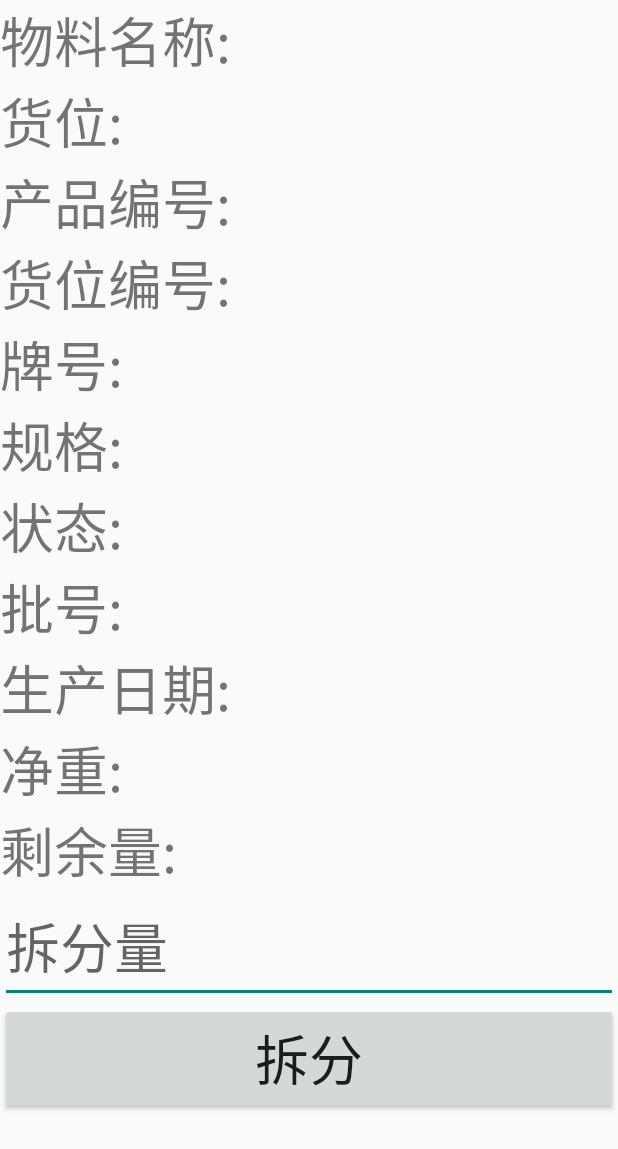
After one commit to liulixiang1988/InventoryApp, an Android app: the layout fragment_split_product.xml on its own in the app's theme, with its tools: preview values and no code run, on a phone screen of 412 x 824 dp. The commit adds this screen. Shown: the top 1149 px of the screen. Run offline under Robolectric (Android 15) with nearby library versions, the phone set to English and light mode, and no system bars.

Commit message:
完成拆包功能的开发

```diff
--- a/app/src/main/java/tgit/config/Config.java
+++ b/app/src/main/java/tgit/config/Config.java
@@ -13,6 +13,8 @@ public class Config {
     public static final String URL_LOGIN = "login";
     public static final String INV_IN = "inventory/in";
     public static final String INV_OUT = "inventory/out";
+
+    public static final String PRODUCT_SPLIT_URL = "product/split";
 
     public static final String APP_ID = "liulx.data_center";
     public static final String INV_TYPE = "inv_type";
@@ -49,4 +51,8 @@ public class Config {
     public static String getItemsURL(String itemCode){
         return "product/"+itemCode;
     }
+
+    public static String getItemURL(String itemId){
+        return "product/item/"+itemId;
+    }
 }
--- a/app/src/main/java/tgit/config/Constants.java
+++ b/app/src/main/java/tgit/config/Constants.java
@@ -5,4 +5,5 @@ package tgit.config;
  */
 public final class Constants {
     public static final String ITEM_CODE = "ITEM_CODE";
+    public static final String ITEM_ID = "ITEM_ID";
 }
--- a/app/src/main/java/tgit/inventory/app/MainActivity.java
+++ b/app/src/main/java/tgit/inventory/app/MainActivity.java
@@ -30,7 +30,7 @@ public class MainActivity extends ActionBarActivity {
         Config.initializeConfig(this);
 
         if (Config.getBaseURL(this).isEmpty()) {
-            UIHelper.ToastMessage(this, "IP地址没有配置");
+            UIHelper.toastMessage(this, "IP地址没有配置");
             Intent i = new Intent(this, IPConfigActivity.class);
             startActivity(i);
         }
--- a/app/src/main/java/tgit/inventory/ui/IPConfigActivity.java
+++ b/app/src/main/java/tgit/inventory/ui/IPConfigActivity.java
@@ -69,12 +69,12 @@ public class IPConfigActivity extends ActionBarActivity implements View.OnClickL
 
     private void btnSaveIpConfig_click(){
         if(TextUtils.isEmpty(edtIpAddress.getText())){
-            UIHelper.ToastMessage(this, "IP地址不能为空!");
+            UIHelper.toastMessage(this, "IP地址不能为空!");
         }
 
         Log.v(TAG, "保存IP为：" + getIpAddress());
         Config.setBaseURL(this, getIpAddress());
-        UIHelper.ToastMessage(this, "IP保存成功");
+        UIHelper.toastMessage(this, "IP保存成功");
         finish();
     }
 }
--- a/app/src/main/res/layout/fragment_products.xml
+++ b/app/src/main/res/layout/fragment_products.xml
@@ -14,7 +14,9 @@
         android:layout_alignParentStart="true"/>
     <TextView
         android:id="@android:id/empty"
-        android:layout_width="match_parent"
+        android:layout_width="wrap_content"
         android:layout_height="wrap_content"
-        android:text="@string/empty_product_label"/>
+        android:layout_centerInParent="true"
+        android:text="@string/empty_product_label"
+        android:textSize="36sp" />
 </RelativeLayout>
--- /dev/null
+++ b/app/src/main/res/layout/fragment_split_product.xml
@@ -0,0 +1,102 @@
+<ScrollView  xmlns:android="http://schemas.android.com/apk/res/android"
+                xmlns:tools="http://schemas.android.com/tools"
+                android:layout_width="match_parent"
+                android:layout_height="match_parent"
+                tools:context="tgit.inventory.ui.SplitProductActivity$PlaceholderFragment">
+<LinearLayout
+    android:layout_width="match_parent"
+    android:layout_height="wrap_content"
+    android:orientation="vertical">
+    <TextView
+        android:layout_width="match_parent"
+        android:layout_height="wrap_content"
+        android:text="物料名称:"
+        android:id="@+id/txtProductName"
+        android:textSize="36sp"/>
+
+    <TextView
+        android:layout_width="match_parent"
+        android:layout_height="wrap_content"
+        android:text="货位:"
+        android:id="@+id/txtInLocator"
+        android:textSize="36sp"/>
+
+    <TextView
+        android:layout_width="match_parent"
+        android:layout_height="wrap_content"
+        android:text="产品编号:"
+        android:textSize="36sp"
+        android:id="@+id/txtProductNo"/>
+
+    <TextView
+        android:layout_width="match_parent"
+        android:layout_height="wrap_content"
+        android:text="货位编号:"
+        android:textSize="36sp"
+        android:id="@+id/txtInLocatorId"/>
+
+    <TextView
+        android:layout_width="match_parent"
+        android:layout_height="wrap_content"
+        android:text="牌号:"
+        android:textSize="36sp"
+        android:id="@+id/txtModel"/>
+
+    <TextView
+        android:layout_width="match_parent"
+        android:layout_height="wrap_content"
+        android:text="规格:"
+        android:textSize="36sp"
+        android:id="@+id/txtSpecification"/>
+
+    <TextView
+        android:layout_width="match_parent"
+        android:layout_height="wrap_content"
+        android:text="状态:"
+        android:textSize="36sp"
+        android:id="@+id/txtTemp"/>
+
+    <TextView
+        android:layout_width="match_parent"
+        android:layout_height="wrap_content"
+        android:text="批号:"
+        android:textSize="36sp"
+        android:id="@+id/txtBatchNumber"/>
+
+    <TextView
+        android:layout_width="match_parent"
+        android:layout_height="wrap_content"
+        android:text="生产日期:"
+        android:textSize="36sp"
+        android:id="@+id/txtProductDate"/>
+
+    <TextView
+        android:layout_width="match_parent"
+        android:layout_height="wrap_content"
+        android:text="净重:"
+        android:textSize="36sp"
+        android:id="@+id/txtSuttle"/>
+
+    <TextView
+        android:layout_width="match_parent"
+        android:layout_height="wrap_content"
+        android:text="剩余量:"
+        android:textSize="36sp"
+        android:id="@+id/txtLeftWeight"/>
+
+    <EditText
+        android:layout_width="match_parent"
+        android:layout_height="wrap_content"
+        android:id="@+id/edtSplitWeight"
+        android:hint="拆分量"
+        android:textSize="36sp"/>
+
+    <Button
+        android:layout_width="fill_parent"
+        android:layout_height="wrap_content"
+        android:text="拆分"
+        android:textSize="36sp"
+        android:id="@+id/btnOk"/>
+</LinearLayout>
+
+</ScrollView >
--- a/app/src/main/res/values/strings.xml
+++ b/app/src/main/res/values/strings.xml
@@ -30,5 +30,6 @@
     <string name="split_search_alert_msg">包装条码不能为空</string>
     <string name="title_activity_products">包装列表</string>
     <string name="empty_product_label">没有对应的记录</string>
+    <string name="title_activity_split_product">包装信息</string>
 
 </resources>
```
Also changed, not shown: app/src/main/AndroidManifest.xml (+25 -15 lines), app/src/main/java/tgit/inventory/ui/InvInActivity.java (+6 -6 lines), app/src/main/java/tgit/inventory/ui/InvOutActivity.java (+6 -6 lines), app/src/main/java/tgit/inventory/ui/LoginActivity.java (+3 -5 lines), app/src/main/java/tgit/inventory/ui/ProductsActivity.java (+6 -1 lines), app/src/main/java/tgit/inventory/ui/SplitProductActivity.java (added, +276 -0 lines), app/src/main/java/tgit/net/RestClient.java (+11 -0 lines), app/src/main/java/tgit/util/UIHelper.java (+20 -3 lines), app/src/main/res/layout/activity_split_product.xml (added, +7 -0 lines), app/src/main/res/menu/menu_split_product.xml (added, +9 -0 lines).
